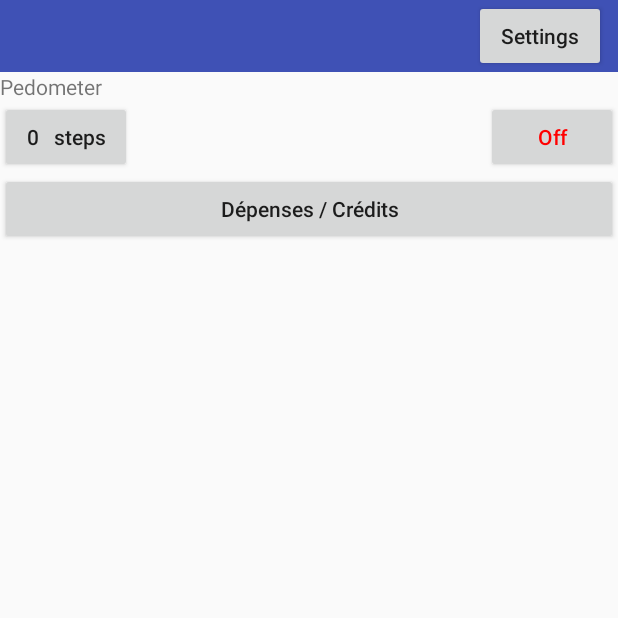
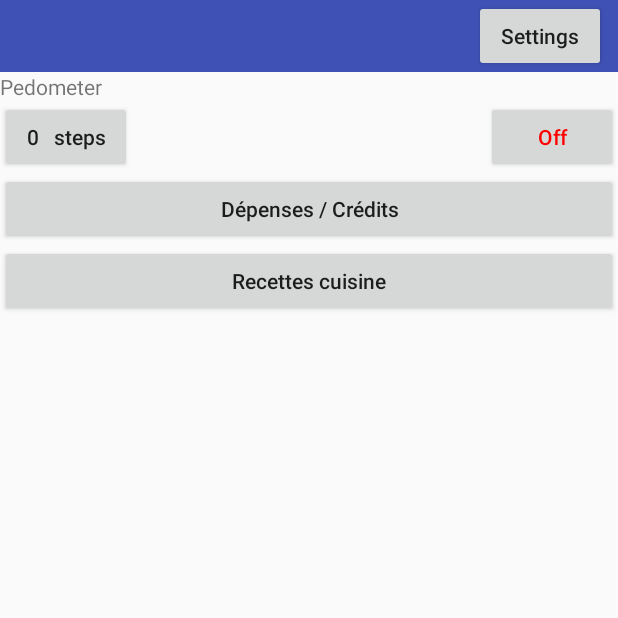
Before and after one commit to tonyButhod/AppManager, an Android app: the screen it shows after launch (MainActivity), on a phone screen of 412 x 824 dp, the top half of it. Run offline under Robolectric (Android 15) with nearby library versions, the phone set to English and light mode, and no system bars; 1 statement that could not run was skipped.

Commit message:
Temporary commit for sharing

```diff
--- a/app/src/main/java/buthod/tony/appManager/MainActivity.java
+++ b/app/src/main/java/buthod/tony/appManager/MainActivity.java
@@ -9,6 +9,7 @@ import android.view.View;
 import android.widget.Button;
 
 import buthod.tony.appManager.account.AccountActivity;
+import buthod.tony.appManager.recipes.RecipesActivity;
 
 /**
  * Created by Tony on 06/08/2017.
@@ -22,6 +23,7 @@ public class MainActivity extends RootActivity {
     private Button mGraphPedometer = null;
     private Button mOnOff = null;
     private Button mExpenses = null;
+    private Button mRecipes = null;
 
     @Override
     protected void onCreate(Bundle savedInstanceState) {
@@ -88,6 +90,16 @@ public class MainActivity extends RootActivity {
                 startActivity(expensesIntent);
             }
         });
+
+        //////////////// Recipes /////////////////
+        mRecipes = (Button) findViewById(R.id.recipes_section);
+        mRecipes.setOnClickListener(new View.OnClickListener() {
+            @Override
+            public void onClick(View v) {
+                Intent recipesIntent = new Intent(getBaseContext(), RecipesActivity.class);
+                startActivity(recipesIntent);
+            }
+        });
     }
 
     @Override
--- a/app/src/main/java/buthod/tony/appManager/database/DatabaseHandler.java
+++ b/app/src/main/java/buthod/tony/appManager/database/DatabaseHandler.java
@@ -39,6 +39,82 @@ public class DatabaseHandler extends SQLiteOpenHelper {
             EXPENSES_TABLE_DROP =
                     "Drop Table If Exists "+ ACCOUNT_TABLE_NAME +";";
 
+    //region RECIPES_SECTION
+
+    public static final String
+            INGREDIENTS_TABLE_NAME = "Ingredients",
+            INGREDIENTS_KEY = "id",
+            INGREDIENTS_NAME = "name",
+            INGREDIENTS_TABLE_CREATE =
+                    "Create Table " + INGREDIENTS_TABLE_NAME + " (" +
+                            INGREDIENTS_KEY + " INTEGER PRIMARY KEY AUTOINCREMENT, " +
+                            INGREDIENTS_NAME + " VARCHAR(32));",
+            INGREDIENTS_TABLE_DROP =
+                    "Drop Table If Exists " + INGREDIENTS_TABLE_NAME + ";";
+
+    public static final String
+            UNITS_TABLE_NAME = "Units",
+            UNITS_KEY = "id",
+            UNITS_NAME = "name",
+            UNITS_TABLE_CREATE =
+                    "Create Table " + UNITS_TABLE_NAME + " (" +
+                            UNITS_KEY + " INTEGER PRIMARY KEY AUTOINCREMENT, " +
+                            UNITS_NAME + " VARCHAR(32));",
+            UNITS_TABLE_DROP =
+                    "Drop Table If Exists " + UNITS_TABLE_NAME + ";";
+
+    public static final String
+            QUANTITIES_TABLE_NAME = "Quantities",
+            QUANTITIES_KEY = "id",
+            QUANTITIES_RECIPE = "recipe",
+            QUANTITIES_QUANTITY = "quantity",
+            QUANTITIES_UNIT = "unit",
+            QUANTITIES_INGREDIENT = "ingredient",
+            QUANTITIES_TABLE_CREATE =
+                    "Create Table " + QUANTITIES_TABLE_NAME + " (" +
+                            QUANTITIES_KEY + " INTEGER PRIMARY KEY AUTOINCREMENT, " +
+                            QUANTITIES_RECIPE + " INTEGER, " +
+                            QUANTITIES_QUANTITY + " REAL, " +
+                            QUANTITIES_UNIT + " INTEGER, " +
+                            QUANTITIES_INGREDIENT + " INTEGER);",
+            QUANTITIES_TABLE_DROP =
+                    "Drop Table If Exists " + QUANTITIES_TABLE_NAME + ";";
+
+    public static final String
+            STEPS_TABLE_NAME = "Steps",
+            STEPS_KEY = "id",
+            STEPS_RECIPE = "recipe",
+            STEPS_ORDER = "order",
+            STEPS_DESCRIPTION = "description",
+            STEPS_TABLE_CREATE =
+                    "Create Table " + STEPS_TABLE_NAME + " (" +
+                            STEPS_KEY + " INTEGER PRIMARY KEY AUTOINCREMENT, " +
+                            STEPS_RECIPE + " INTEGER, " +
+                            STEPS_ORDER + " INTEGER, " +
+                            STEPS_DESCRIPTION + " VARCHAR(128));",
+            STEPS_TABLE_DROP =
+                    "Drop Table If Exists " + STEPS_TABLE_NAME + ";";
+
+    public static final String
+            RECIPES_TABLE_NAME = "Recipes",
+            RECIPES_KEY = "id",
+            RECIPES_NAME = "name",
+            RECIPES_TYPE = "type",
+            RECIPES_DIFFICULTY = "difficulty",
+            RECIPES_TIME = "time",
+            RECIPES_GRADE = "grade",
+            RECIPES_TABLE_CREATE =
+                    "Create Table "+ RECIPES_TABLE_NAME +" ("+
+                            RECIPES_KEY +" INTEGER PRIMARY KEY AUTOINCREMENT, " +
+                            RECIPES_NAME + " VARCHAR(64), " +
+                            RECIPES_TYPE + " INTEGER, " +
+                            RECIPES_DIFFICULTY + " INTEGER, " +
+                            RECIPES_TIME + " INTEGER, " +
+                            RECIPES_GRADE + " INTEGER);",
+            RECIPES_TABLE_DROP =
+                    "Drop Table If Exists "+ RECIPES_TABLE_NAME +";";
+
+    //endregion
 
     public DatabaseHandler(Context context, String name, SQLiteDatabase.CursorFactory factory,
                            int version) {
@@ -49,12 +125,22 @@ public class DatabaseHandler extends SQLiteOpenHelper {
     public void onCreate(SQLiteDatabase db) {
         db.execSQL(PEDOMETER_TABLE_CREATE);
         db.execSQL(EXPENSES_TABLE_CREATE);
+        db.execSQL(INGREDIENTS_TABLE_CREATE);
+        db.execSQL(UNITS_TABLE_CREATE);
+        db.execSQL(QUANTITIES_TABLE_CREATE);
+        db.execSQL(STEPS_TABLE_CREATE);
+        db.execSQL(RECIPES_TABLE_CREATE);
     }
 
     @Override
     public void onUpgrade(SQLiteDatabase db, int oldVersion, int newVersion) {
         db.execSQL(PEDOMETER_TABLE_DROP);
         db.execSQL(EXPENSES_TABLE_DROP);
+        db.execSQL(INGREDIENTS_TABLE_DROP);
+        db.execSQL(UNITS_TABLE_DROP);
+        db.execSQL(QUANTITIES_TABLE_DROP);
+        db.execSQL(STEPS_TABLE_DROP);
+        db.execSQL(RECIPES_TABLE_DROP);
         onCreate(db);
     }
 }
--- a/app/src/main/res/layout/main.xml
+++ b/app/src/main/res/layout/main.xml
@@ -71,4 +71,11 @@
         android:text="@string/account_section_label"
         android:layout_below="@id/pedometer_section"/>
 
+    <Button
+        android:id="@+id/recipes_section"
+        android:layout_width="match_parent"
+        android:layout_height="wrap_content"
+        android:text="@string/recipes_section_label"
+        android:layout_below="@id/expenses_section"/>
+
 </RelativeLayout>
--- a/app/src/main/res/values/strings.xml
+++ b/app/src/main/res/values/strings.xml
@@ -75,6 +75,9 @@
     <string name="to">Au</string>
     <string name="pie_chart_dataset_label">(en €)</string>
 
+    <!-- Recipes -->
+    <string name="recipes_section_label">Recettes cuisine</string>
+
     <!-- Settings -->
     <string name="step_counter_on_start">Launch step counter on start</string>
     <string name="save_data">Save data to external storage</string>
```
Also changed, not shown: app/src/main/java/buthod/tony/appManager/database/RecipesDAO.java (added, +103 -0 lines), app/src/main/java/buthod/tony/appManager/recipes/RecipesActivity.java (added, +24 -0 lines), app/src/main/res/layout/recipes.xml (added, +46 -0 lines).
